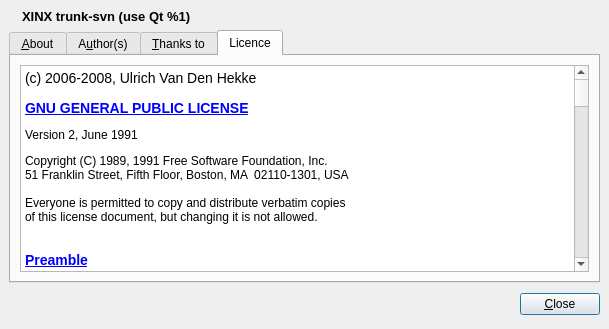
Above: xinx/ui/about.ui from phoenix741/xinx before the change. Below: the same form after it.
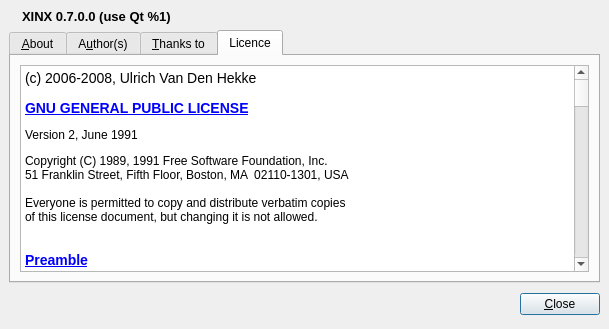
That is the form after the change. The open tabs and pages were chosen to show the change. Icons and pictures are not drawn.

```diff
--- a/xinx/ui/about.ui
+++ b/xinx/ui/about.ui
@@ -42,8 +42,8 @@
      <property name="text" >
       <string>&lt;html>&lt;head>&lt;meta name="qrichtext" content="1" />&lt;style type="text/css">
 p, li { white-space: pre-wrap; }
-&lt;/style>&lt;/head>&lt;body style=" font-family:'Sans Serif'; font-size:9pt; font-weight:400; font-style:normal;">
-&lt;p style=" margin-top:0px; margin-bottom:0px; margin-left:0px; margin-right:0px; -qt-block-indent:0; text-indent:0px;">&lt;span style=" font-size:10pt; font-weight:600;">XINX trunk-svn (use Qt %1)&lt;/span>&lt;/p>&lt;/body>&lt;/html></string>
+&lt;/style>&lt;/head>&lt;body style=" font-family:'MS Shell Dlg 2'; font-size:8.25pt; font-weight:400; font-style:normal;">
+&lt;p style=" margin-top:0px; margin-bottom:0px; margin-left:0px; margin-right:0px; -qt-block-indent:0; text-indent:0px; font-family:'Sans Serif'; font-size:9pt;">&lt;span style=" font-size:10pt; font-weight:600;">XINX 0.7.0.0 (use Qt %1)&lt;/span>&lt;/p>&lt;/body>&lt;/html></string>
      </property>
     </widget>
    </item>
```
Left out of the diff: 110 changed lines with no effect on the pictures.
